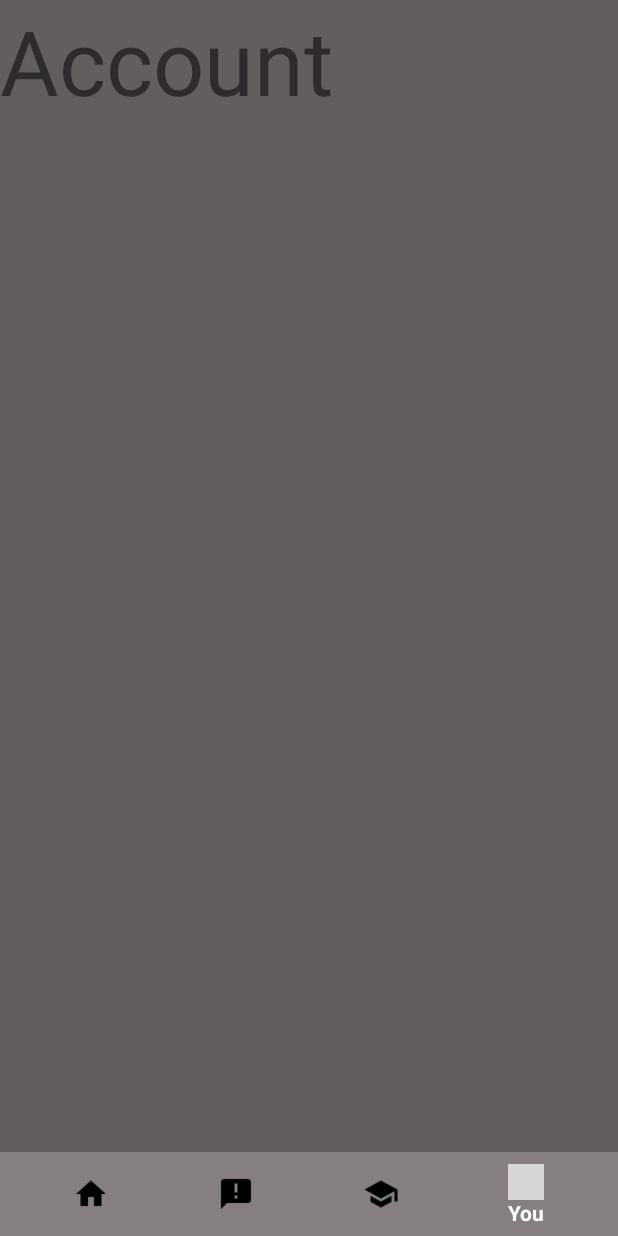
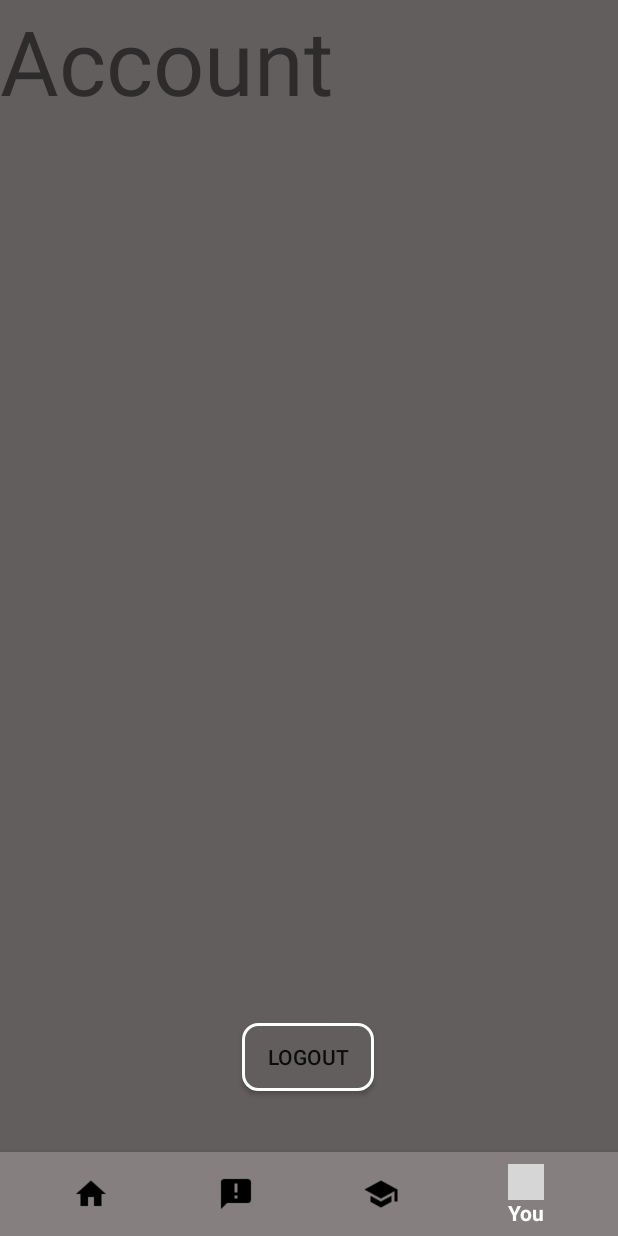
Before and after one commit to parajuliswopnil/scul, an Android app: the Account screen opened directly, with no data from a screen before it, on a phone screen of 412 x 824 dp. Run offline under Robolectric (Android 15) with nearby library versions, the phone set to English and light mode, and no system bars; our stand-ins replace Firebase (no records; nobody signed in at launch, a user with empty details on screens opened directly); Roboto replaces fonts that are not available here; grey boxes are pictures that could not be loaded.

Commit message:
added logout button and changed the auth for remembering user.

```diff
--- a/app/src/main/java/com/example/scul/login_page.java
+++ b/app/src/main/java/com/example/scul/login_page.java
@@ -42,6 +42,12 @@ public class login_page extends AppCompatActivity {
         loginButton = findViewById(R.id.loginButton);
         fAuth = FirebaseAuth.getInstance();
         signUpButton = findViewById(R.id.signUp_button);
+
+        if(fAuth.getCurrentUser() != null){
+            startActivity(new Intent(getApplicationContext(), mainpage.class));
+            finish();
+        }
+
 
         loginButton.setOnClickListener(new View.OnClickListener() {
             @Override
--- a/app/src/main/res/layout/activity_account.xml
+++ b/app/src/main/res/layout/activity_account.xml
@@ -6,11 +6,27 @@
     android:layout_height="match_parent"
     tools:context=".Account"
     android:background="@color/colorPrimaryDark">
+
     <TextView
+        android:id="@+id/textView"
         android:layout_width="match_parent"
         android:layout_height="match_parent"
         android:text="Account"
-        android:textSize="60dp"/>
+        android:textSize="60dp" />
+
+    <Button
+        android:id="@+id/logoutButton"
+        android:layout_width="wrap_content"
+        android:layout_height="45dp"
+        android:background="@drawable/login_button_background"
+        android:text="Logout"
+        app:layout_constraintBottom_toTopOf="@+id/bottomNavigation"
+        app:layout_constraintEnd_toEndOf="parent"
+        app:layout_constraintHorizontal_bias="0.498"
+        app:layout_constraintStart_toStartOf="parent"
+        app:layout_constraintTop_toTopOf="parent"
+        app:layout_constraintVertical_bias="0.944"
+        android:onClick="logout"/>
 
     <com.google.android.material.bottomnavigation.BottomNavigationView
         android:layout_width="match_parent"
```
Also changed, not shown: app/src/main/java/com/example/scul/Account.java (+8 -0 lines).
